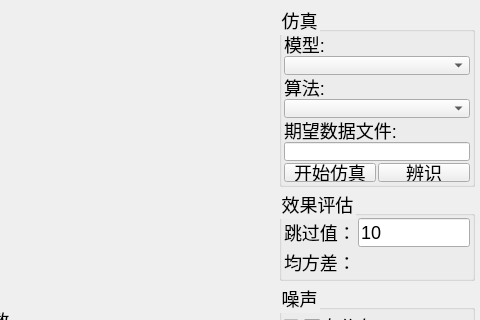
Above: pidsim/mainwindow.ui from yangzigy/pidtool before the change; both pictures show x 406 to 886 and y 0 to 320 of the 886 by 600 pixel window. Below: the same form after it.
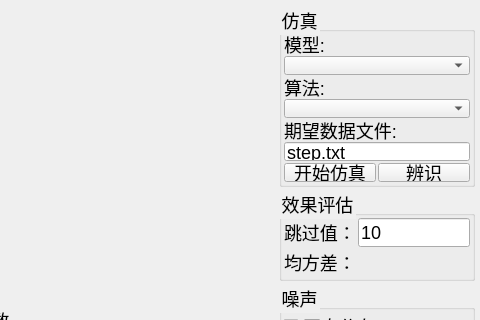
That is the form after the change.

```diff
--- a/pidsim/mainwindow.ui
+++ b/pidsim/mainwindow.ui
@@ -267,7 +267,11 @@
            <number>2</number>
           </property>
           <item row="5" column="0" colspan="2">
-           <widget class="QLineEdit" name="le_exp_filename"/>
+           <widget class="QLineEdit" name="le_exp_filename">
+            <property name="text">
+             <string>step.txt</string>
+            </property>
+           </widget>
           </item>
           <item row="0" column="0">
            <widget class="QLabel" name="label">
```
